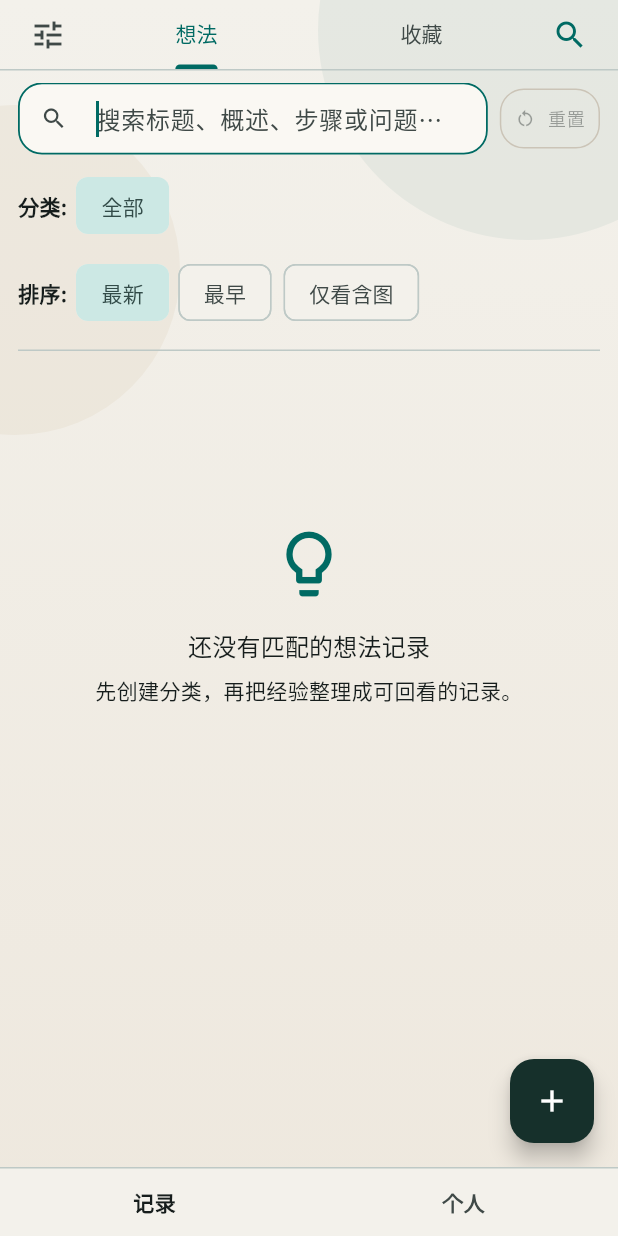
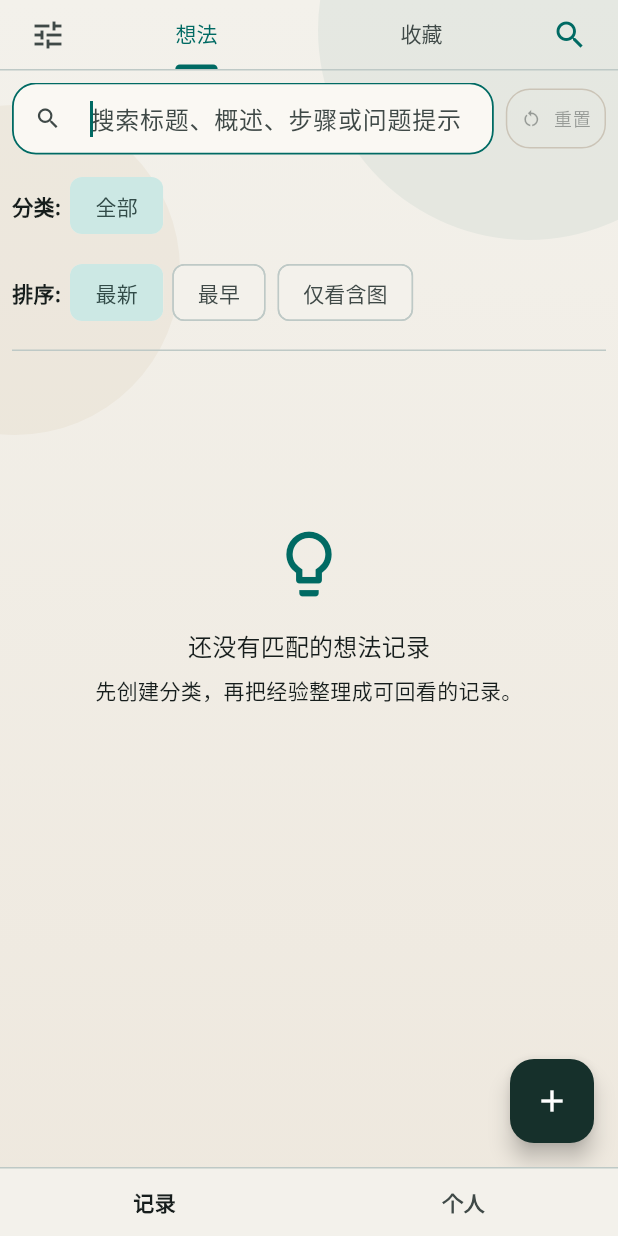
Before and after one commit to gzp233/floating_sand, a Flutter app: the screen it shows after launch, after a tap on the "search" icon, on a phone screen of 412 x 824 dp. Run offline on Flutter 3.47's test engine with Material 3 defaults, Android fonts, the phone set to English and light mode, and no system bars; our stand-ins replace file_picker, google_fonts, image_picker, isar, shared_preferences; missing offline and left inert: dart:html; accounts and stored records are empty; generated files the repository leaves out were written again.

Commit message:
页面优化

```diff
--- a/lib/pages/records_page.dart
+++ b/lib/pages/records_page.dart
@@ -467,7 +467,7 @@ class _RecordsPageState extends State<RecordsPage>
       child: ListView(
         controller: _thoughtScrollController,
         physics: const AlwaysScrollableScrollPhysics(),
-        padding: const EdgeInsets.fromLTRB(12, 8, 12, 100),
+        padding: const EdgeInsets.fromLTRB(8, 8, 8, 100),
         children: <Widget>[
           AnimatedCrossFade(
             firstChild: const SizedBox.shrink(),
@@ -570,8 +570,8 @@ class _RecordsPageState extends State<RecordsPage>
                         physics: const NeverScrollableScrollPhysics(),
                         itemCount: visibleItems.length,
                         crossAxisCount: 2,
-                        mainAxisSpacing: 8,
-                        crossAxisSpacing: 8,
+                        mainAxisSpacing: 6,
+                        crossAxisSpacing: 6,
                         itemBuilder: (BuildContext context, int index) {
                           final item = visibleItems[index];
                           return RevealMotion(
@@ -606,7 +606,7 @@ class _RecordsPageState extends State<RecordsPage>
       child: ListView(
         controller: _favoriteScrollController,
         physics: const AlwaysScrollableScrollPhysics(),
-        padding: const EdgeInsets.fromLTRB(12, 8, 12, 100),
+        padding: const EdgeInsets.fromLTRB(8, 8, 8, 100),
         children: <Widget>[
           AnimatedCrossFade(
             firstChild: const SizedBox.shrink(),
@@ -711,8 +711,8 @@ class _RecordsPageState extends State<RecordsPage>
                         physics: const NeverScrollableScrollPhysics(),
                         itemCount: visibleItems.length,
                         crossAxisCount: 2,
-                        mainAxisSpacing: 8,
-                        crossAxisSpacing: 8,
+                        mainAxisSpacing: 6,
+                        crossAxisSpacing: 6,
                         itemBuilder: (BuildContext context, int index) {
                           final item = visibleItems[index];
                           return RevealMotion(
--- a/lib/pages/thoughts_page.dart
+++ b/lib/pages/thoughts_page.dart
@@ -117,7 +117,7 @@ class _ThoughtsPageState extends State<ThoughtsPage> {
           : RefreshIndicator(
               onRefresh: _loadThoughts,
               child: ListView(
-                padding: const EdgeInsets.fromLTRB(20, 12, 20, 100),
+                padding: const EdgeInsets.fromLTRB(16, 12, 16, 100),
                 children: <Widget>[
                   const RevealMotion(
                     child: PageHeader(
@@ -634,6 +634,8 @@ class _ThoughtRow extends StatelessWidget {
 }
 
 class _ThoughtPreview extends StatelessWidget {
+  static const double _listImageRadius = 6;
+
   const _ThoughtPreview({required this.imagePath});
 
   final String imagePath;
@@ -644,7 +646,7 @@ class _ThoughtPreview extends StatelessWidget {
       path: imagePath,
       width: 104,
       height: 116,
-      borderRadius: 18,
+      borderRadius: _listImageRadius,
       placeholderIcon: Icons.route_outlined,
       placeholderColor: const Color(0xFFE4F2EE),
       iconColor: const Color(0xFF115E59),
--- a/lib/widgets/image_carousel.dart
+++ b/lib/widgets/image_carousel.dart
@@ -9,6 +9,7 @@ class ImageCarousel extends StatefulWidget {
     required this.paths,
     this.height = 260,
     this.borderRadius = 28,
+    this.itemSpacing = 8,
     this.placeholderIcon = Icons.collections_outlined,
     this.placeholderColor = const Color(0xFFE7EEE8),
     this.iconColor = const Color(0xFF55716A),
@@ -17,6 +18,7 @@ class ImageCarousel extends StatefulWidget {
   final List<String> paths;
   final double height;
   final double borderRadius;
+  final double itemSpacing;
   final IconData placeholderIcon;
   final Color placeholderColor;
   final Color iconColor;
@@ -62,7 +64,9 @@ class _ImageCarouselState extends State<ImageCarousel> {
             },
             itemBuilder: (BuildContext context, int index) {
               return Padding(
-                padding: EdgeInsets.only(right: index == widget.paths.length - 1 ? 0 : 8),
+                padding: EdgeInsets.only(
+                  right: index == widget.paths.length - 1 ? 0 : widget.itemSpacing,
+                ),
                 child: TappableImage(
                   path: widget.paths[index],
                   width: double.infinity,
--- a/lib/widgets/record_grid_card.dart
+++ b/lib/widgets/record_grid_card.dart
@@ -156,6 +156,8 @@ class RecordMetaPill extends StatelessWidget {
 }
 
 class _RecordCardCover extends StatelessWidget {
+  static const double _listImageRadius = 6;
+
   const _RecordCardCover({
     required this.title,
     required this.imagePath,
@@ -188,6 +190,7 @@ class _RecordCardCover extends StatelessWidget {
       padding: const EdgeInsets.all(18),
       constraints: BoxConstraints(minHeight: previewHeight),
       decoration: BoxDecoration(
+        borderRadius: BorderRadius.circular(_listImageRadius),
         gradient: LinearGradient(
           colors: <Color>[
             colorScheme.secondaryContainer,
@@ -295,7 +298,7 @@ class _AdaptiveRecordImageState extends State<_AdaptiveRecordImage> {
           path: widget.path,
           width: width,
           height: height,
-          borderRadius: 0,
+          borderRadius: _RecordCardCover._listImageRadius,
           fit: BoxFit.cover,
           placeholderIcon: widget.placeholderIcon,
           previewEnabled: false,
```
Also changed, not shown: lib/pages/favorite_detail_page.dart (+19 -6 lines), lib/pages/favorites_page.dart (+8 -6 lines), lib/pages/thought_detail_page.dart (+15 -5 lines).
